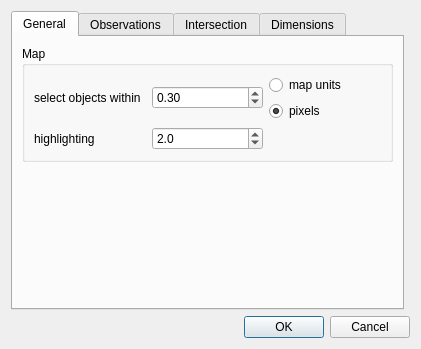
Old version of the form ui/ui_settings.ui in the repository 3nids/intersectit.
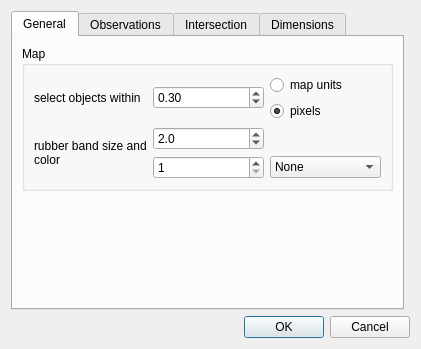
New version of the form.

Commit message: define icon and allow alpha channel for rubberband

The edit to the form file:
```diff
--- a/ui/ui_settings.ui
+++ b/ui/ui_settings.ui
@@ -34,6 +34,19 @@
        <string>General</string>
       </attribute>
       <layout class="QGridLayout" name="gridLayout_10">
+       <item row="2" column="0">
+        <spacer name="verticalSpacer_2">
+         <property name="orientation">
+          <enum>Qt::Vertical</enum>
+         </property>
+         <property name="sizeHint" stdset="0">
+          <size>
+           <width>20</width>
+           <height>40</height>
+          </size>
+         </property>
+        </spacer>
+       </item>
        <item row="0" column="0">
         <widget class="QGroupBox" name="selectGroup">
          <property name="title">
@@ -56,13 +69,6 @@
             </property>
            </widget>
           </item>
-          <item row="2" column="0">
-           <widget class="QLabel" name="label_2">
-            <property name="text">
-             <string>highlighting</string>
-            </property>
-           </widget>
-          </item>
           <item row="1" column="1">
            <widget class="QDoubleSpinBox" name="selectTolerance">
             <property name="singleStep">
@@ -128,22 +134,58 @@
             </layout>
            </widget>
           </item>
+          <item row="3" column="2">
+           <widget class="QComboBox" name="rubberIcon">
+            <item>
+             <property name="text">
+              <string>None</string>
+             </property>
+            </item>
+            <item>
+             <property name="text">
+              <string>+</string>
+             </property>
+            </item>
+            <item>
+             <property name="text">
+              <string>X</string>
+             </property>
+            </item>
+            <item>
+             <property name="text">
+              <string>□</string>
+             </property>
+            </item>
+            <item>
+             <property name="text">
+              <string>O</string>
+             </property>
+            </item>
+           </widget>
+          </item>
+          <item row="3" column="1">
+           <widget class="QSpinBox" name="rubberSize">
+            <property name="minimum">
+             <number>1</number>
+            </property>
+            <property name="maximum">
+             <number>50</number>
+            </property>
+           </widget>
+          </item>
+          <item row="2" column="0" rowspan="2">
+           <widget class="QLabel" name="label_2">
+            <property name="text">
+             <string>rubber band size and color</string>
+            </property>
+            <property name="wordWrap">
+             <bool>true</bool>
+            </property>
+           </widget>
+          </item>
          </layout>
         </widget>
        </item>
-       <item row="1" column="0">
-        <spacer name="verticalSpacer_2">
-         <property name="orientation">
-          <enum>Qt::Vertical</enum>
-         </property>
-         <property name="sizeHint" stdset="0">
-          <size>
-           <width>20</width>
-           <height>40</height>
-          </size>
-         </property>
-        </spacer>
-       </item>
       </layout>
      </widget>
      <widget class="QWidget" name="observationTab">
```
The commit also changes 2 other files.
